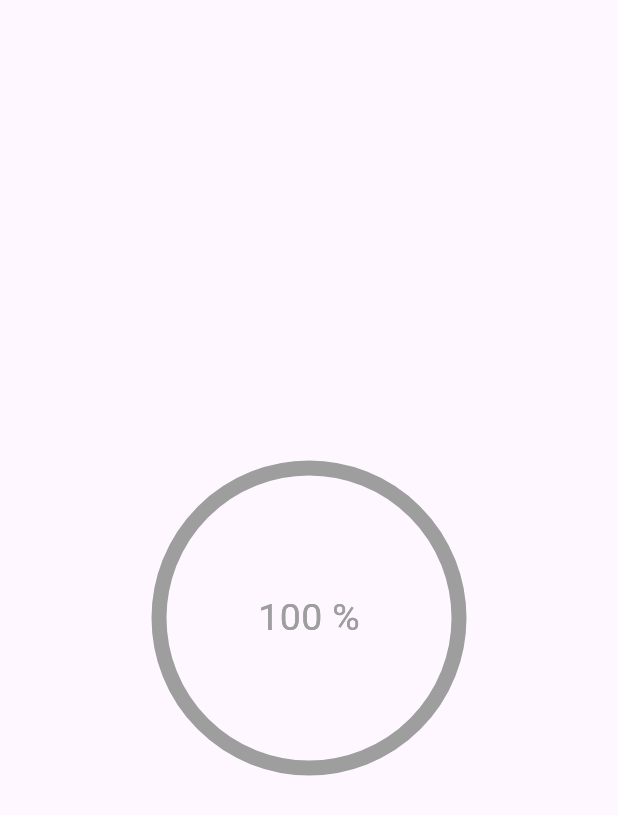
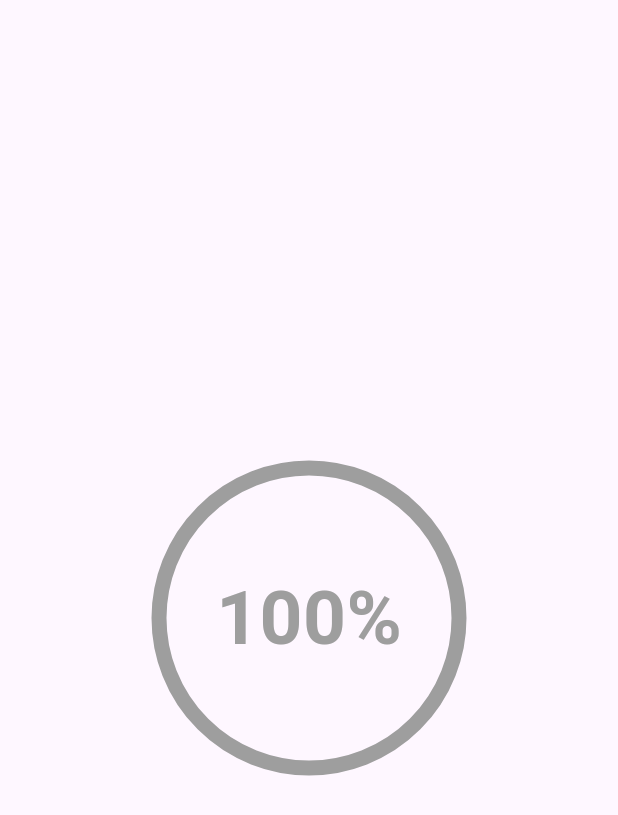
Before and after one commit to ItsJordanNL/battery-app, a Flutter app: the screen it shows after launch, on a phone screen of 412 x 824 dp. Shown: the top 815 px of the screen. Run offline on Flutter 3.47's test engine with Material 3 defaults, Android fonts, the phone set to English and light mode, and no system bars; our stand-ins replace battery_plus.

Commit message:
Veranderen styling tekst, en weghalen overbodige code

```diff
--- a/lib/main.dart
+++ b/lib/main.dart
@@ -103,9 +103,11 @@ class _MyHomePageState extends State<MyHomePage> {
           mainAxisAlignment: MainAxisAlignment.center,
           children: [
             Text(
-              '$level %',
+              '$level%',
               style: TextStyle(
-                  color: textColor, fontSize: 25), // Adjusted to use textColor
+                  color: textColor,
+                  fontSize: 50, // Adjusted to use textColor
+                  fontWeight: FontWeight.bold), // light
             ),
           ],
         ),
@@ -126,22 +128,14 @@ class _MyHomePageState extends State<MyHomePage> {
 
     return Scaffold(
       body: Center(
-        child: Container(
         child: Stack(
           alignment: Alignment.center,
           children: [
             buildBattery(batteryState),
-              Column(
+            const Column(
               mainAxisAlignment: MainAxisAlignment.center,
-                children: [
-                  Text(
-                    '$level %',
-                    style: TextStyle(color: textColor, fontSize: 25),
             ),
           ],
-              ),
-            ],
-          ),
         ),
       ),
     );
```
Lines whose indentation alone changed are shown as unchanged.
